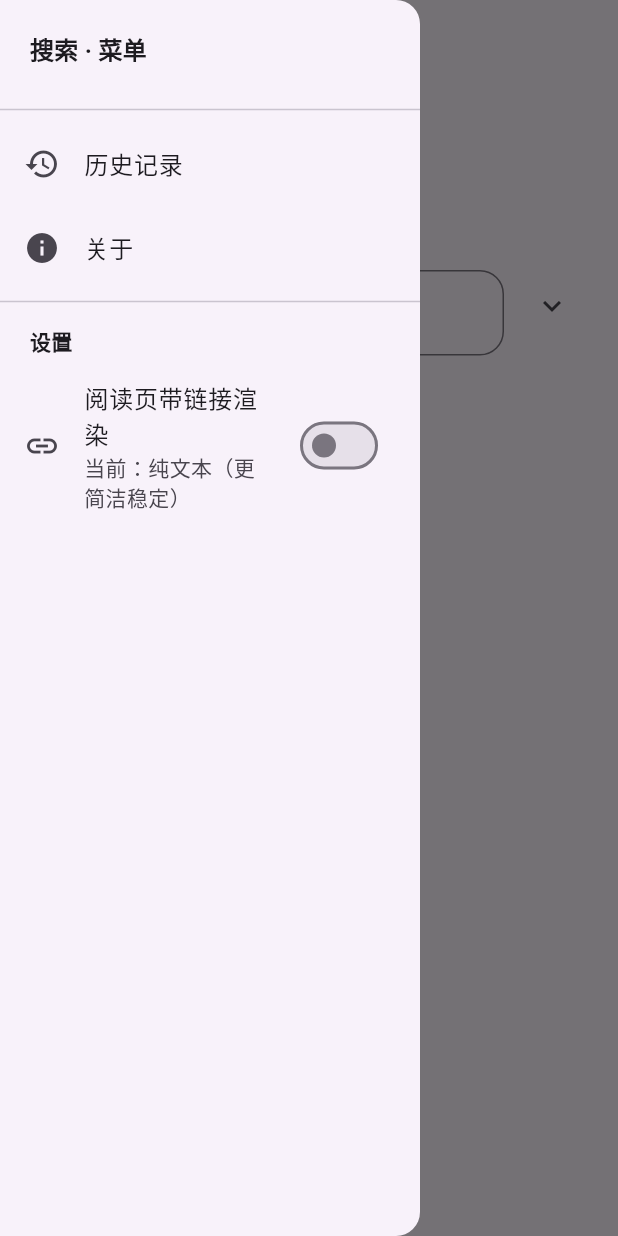
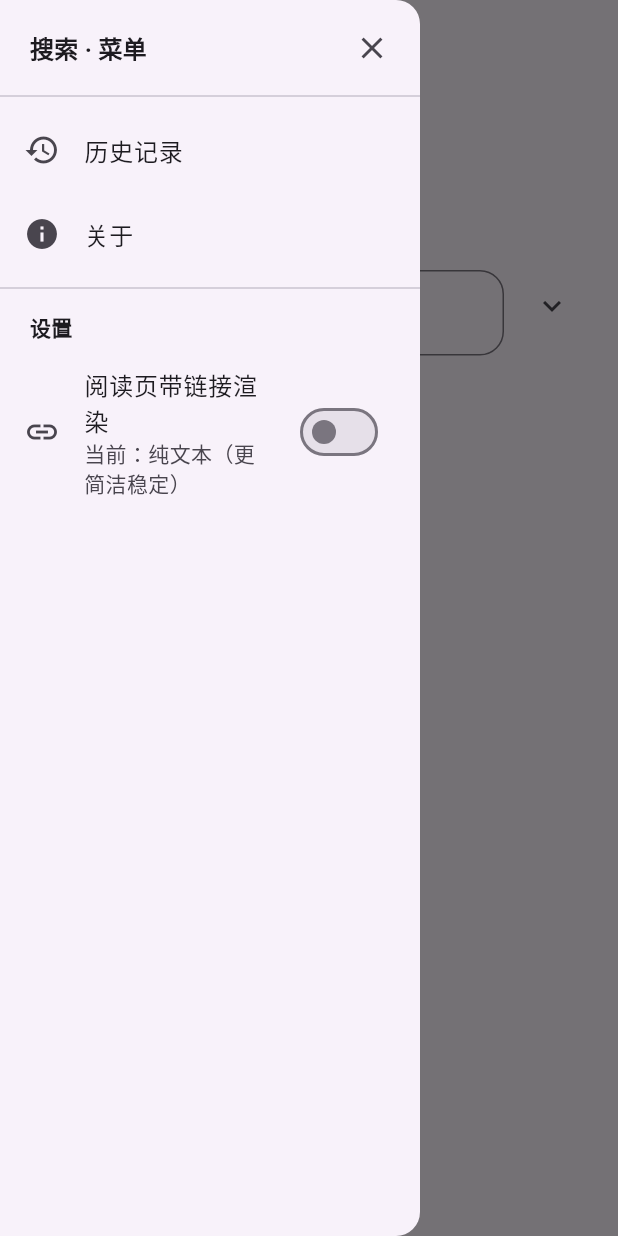
Before and after one commit to baich110/AnySearch-Flutter, a Flutter app: the _AppScaffold screen opened directly, in the side drawer, after a tap on "菜单", on a phone screen of 412 x 824 dp. Run offline on Flutter 3.47's test engine with Material 3 defaults, Android fonts, the phone set to English and light mode, and no system bars; our stand-ins replace dio, shared_preferences; accounts and stored records are empty; network calls fail.

Commit message:
fix(a11y): 批次3 抽屉关不掉根治 + 快捷键 + 触控目标 + chip 语义
- P0 抽屉关不掉：Scaffold.openDrawer 是动画展开非路由，Navigator.pop 是空操作。
  改 closeDrawer() + 顶部显式关闭按钮；_AppScaffold 改 StatefulWidget 持有稳定 GlobalKey
- 主页'菜单'/历史 ActionChip 读成 checkbox：ExcludeSemantics + 自定义 Semantics(button)
- 键盘快捷键（Web/桌面）：Ctrl+K 聚焦搜索框、Esc 按界面返回
- 结果卡 translate/浏览器 图标 18→24px + 44px 触控目标（WCAG 2.5.5）

```diff
--- a/lib/app/app.dart
+++ b/lib/app/app.dart
@@ -1,4 +1,5 @@
 import 'package:flutter/material.dart';
+import 'package:flutter/services.dart';
 import 'package:provider/provider.dart';
 import '../models/models.dart';
 import '../services/api_service.dart';
@@ -52,13 +53,23 @@ class _AppShell extends StatelessWidget {
           )
         : const _AppScaffold();
 
-    return Stack(
+    return CallbackShortcuts(
+      bindings: {
+        // Web/桌面键盘快捷键
+        const SingleActivator(LogicalKeyboardKey.keyK, control: true): vm.focusSearch,
+        const SingleActivator(LogicalKeyboardKey.escape): vm.handleBack,
+      },
+      child: Focus(
+        autofocus: false,
+        child: Stack(
           children: [
             content,
             // 全局实时播报：异步状态（搜索/提取/翻译/错误等）自动播报
             // Web 映射 aria-live，安卓 TalkBack / Windows NVDA 同样生效
             _StatusLiveRegion(message: vm.statusMessage),
           ],
+        ),
+      ),
     );
   }
 }
@@ -86,26 +97,32 @@ class _StatusLiveRegion extends StatelessWidget {
 }
 
 /// 主界面：侧边栏（历史/关于/设置）+ 路由
-class _AppScaffold extends StatelessWidget {
+class _AppScaffold extends StatefulWidget {
   const _AppScaffold();
 
   @override
+  State<_AppScaffold> createState() => _AppScaffoldState();
+}
+
+class _AppScaffoldState extends State<_AppScaffold> {
+  // 持有稳定的 key：避免在 build 里新建 GlobalKey 导致抽屉/开关状态丢失
+  final GlobalKey<ScaffoldState> _scaffoldKey = GlobalKey<ScaffoldState>();
+
+  @override
   Widget build(BuildContext context) {
-    final scaffoldKey = GlobalKey<ScaffoldState>();
-
     return Scaffold(
-      key: scaffoldKey,
+      key: _scaffoldKey,
       appBar: AppBar(
         title: const Text('搜索', style: TextStyle(fontWeight: FontWeight.bold)),
         leading: IconButton(
           icon: const Icon(Icons.menu),
           tooltip: '打开菜单',
-          onPressed: () => scaffoldKey.currentState?.openDrawer(),
+          onPressed: () => _scaffoldKey.currentState?.openDrawer(),
         ),
       ),
-      drawer: _AppDrawer(scaffoldKey: scaffoldKey),
+      drawer: _AppDrawer(scaffoldKey: _scaffoldKey),
       body: _AppRouter(
-        onOpenDrawer: () => scaffoldKey.currentState?.openDrawer(),
+        onOpenDrawer: () => _scaffoldKey.currentState?.openDrawer(),
       ),
     );
   }
@@ -126,8 +143,14 @@ class _AppDrawer extends StatelessWidget {
         child: ListView(
           padding: EdgeInsets.zero,
           children: [
+            // 标题 + 显式关闭按钮
+            // （Scaffold.openDrawer 是动画展开非路由，Navigator.pop 关不掉抽屉，
+            //   必须用 closeDrawer 或此按钮）
             Padding(
-              padding: const EdgeInsets.all(20),
+              padding: const EdgeInsets.fromLTRB(20, 8, 8, 0),
+              child: Row(
+                children: [
+                  Expanded(
                     child: Semantics(
                       header: true,
                       child: Text('搜索 · 菜单',
@@ -135,12 +158,20 @@ class _AppDrawer extends StatelessWidget {
                           fontWeight: FontWeight.bold)),
                     ),
                   ),
+                  IconButton(
+                    icon: const Icon(Icons.close),
+                    tooltip: '关闭菜单',
+                    onPressed: () => scaffoldKey.currentState?.closeDrawer(),
+                  ),
+                ],
+              ),
+            ),
             const Divider(),
             ListTile(
               leading: const Icon(Icons.history),
               title: const Text('历史记录'),
               onTap: () {
-                Navigator.pop(context);
+                scaffoldKey.currentState?.closeDrawer();
                 vm.showHistory();
               },
             ),
@@ -148,7 +179,7 @@ class _AppDrawer extends StatelessWidget {
               leading: const Icon(Icons.info),
               title: const Text('关于'),
               onTap: () {
-                Navigator.pop(context);
+                scaffoldKey.currentState?.closeDrawer();
                 vm.showAbout();
               },
             ),
--- a/lib/app/screens/home_screen.dart
+++ b/lib/app/screens/home_screen.dart
@@ -56,6 +56,7 @@ class _HomeScreenState extends State<HomeScreen> {
                 Expanded(
                   child: TextField(
                     controller: _controller,
+                    focusNode: vm.searchFocusNode,
                     minLines: 1,
                     maxLines: 5,
                     decoration: InputDecoration(
@@ -117,18 +118,21 @@ class _HomeScreenState extends State<HomeScreen> {
               ),
             ],
             // 顶部菜单按钮
-            // 注意：ActionChip 默认被读屏识别为 checkbox，这里包一层 button 语义
-            // 纠正为"按钮"（真实语义），避免读屏播报"复选框未选中"
+            // ActionChip 默认被读屏识别为 checkbox，这里 ExcludeSemantics 屏蔽其内部
+            // 语义，改用自定义 button 语义纠正为"按钮"
             const SizedBox(height: 12),
             Align(
               alignment: Alignment.centerLeft,
               child: Semantics(
                 button: true,
                 label: '打开菜单',
+                onTap: widget.onOpenDrawer,
+                child: ExcludeSemantics(
                   child: ActionChip(
                     avatar: const Icon(Icons.menu, size: 18),
                     label: const Text('菜单'),
                     onPressed: widget.onOpenDrawer,
+                  ),
                 ),
               ),
             ),
@@ -142,12 +146,22 @@ class _HomeScreenState extends State<HomeScreen> {
               const SizedBox(height: 8),
               Wrap(
                 spacing: 4,
-                children: vm.history.take(10).map((item) => ActionChip(
+                children: vm.history.take(10).map((item) => Semantics(
+                  button: true,
+                  label: '搜索 $item',
+                  onTap: () {
+                    _controller.text = item;
+                    vm.updateSearchText(item);
+                  },
+                  child: ExcludeSemantics(
+                    child: ActionChip(
                       label: Text(item, maxLines: 1, overflow: TextOverflow.ellipsis),
                       onPressed: () {
                         _controller.text = item;
                         vm.updateSearchText(item);
                       },
+                    ),
+                  ),
                 )).toList(),
               ),
             ],
```
Also changed, not shown: lib/app/screens/results_screen.dart (+7 -2 lines), lib/viewmodels/search_viewmodel.dart (+25 -0 lines). Lines whose indentation alone changed are shown as unchanged.
